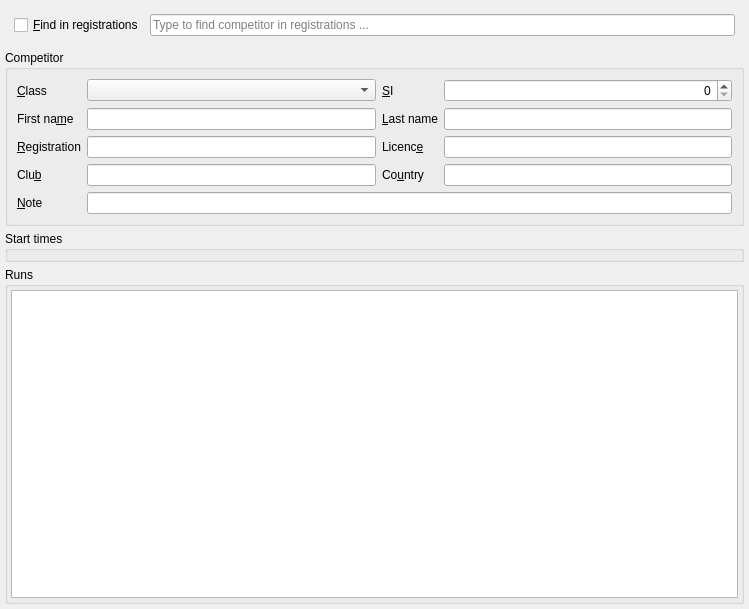
Old version of the form quickevent/app/quickevent/plugins/Competitors/src/competitorwidget.ui in the repository Quick-Event/quickbox.
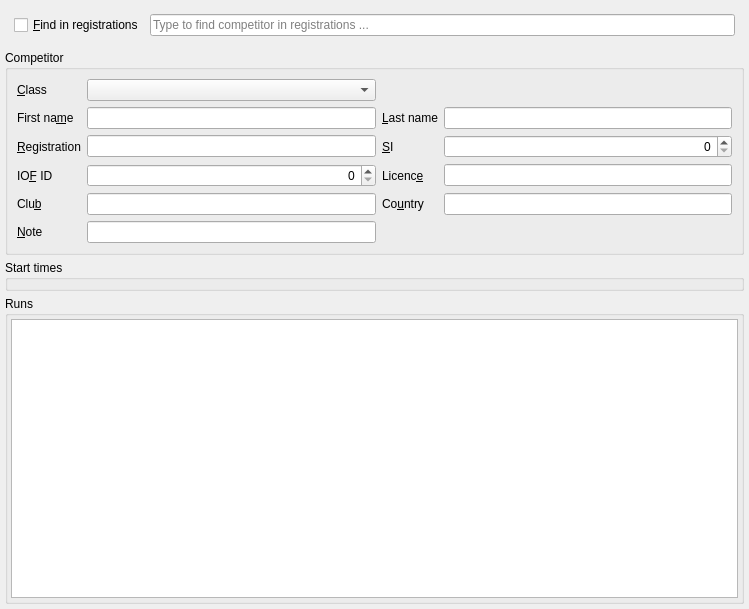
New version of the form. Custom widgets are drawn as their Qt base class.

Commit message: IOF ID edit-box added to competitor widget

Diff of the .ui file:
```diff
--- a/quickevent/app/quickevent/plugins/Competitors/src/competitorwidget.ui
+++ b/quickevent/app/quickevent/plugins/Competitors/src/competitorwidget.ui
@@ -58,7 +58,7 @@
       <string>Competitor</string>
      </property>
      <layout class="QGridLayout" name="gridLayout_2">
-      <item row="1" column="1">
+      <item row="1" column="0">
        <widget class="QLabel" name="label">
         <property name="text">
          <string>&amp;Class</string>
@@ -68,34 +68,7 @@
         </property>
        </widget>
       </item>
-      <item row="1" column="2">
-       <widget class="qf::qmlwidgets::ForeignKeyComboBox" name="cbxClass">
-        <property name="dataId" stdset="0">
-         <string notr="true">competitors.classId</string>
-        </property>
-       </widget>
-      </item>
-      <item row="1" column="3">
-       <widget class="QLabel" name="label_2">
-        <property name="text">
-         <string>&amp;SI</string>
-        </property>
-        <property name="buddy">
-         <cstring>edSiId</cstring>
-        </property>
-       </widget>
-      </item>
-      <item row="1" column="4">
-       <widget class="quickevent::gui::si::SiIdEdit" name="edSiId">
-        <property name="alignment">
-         <set>Qt::AlignRight|Qt::AlignTrailing|Qt::AlignVCenter</set>
-        </property>
-        <property name="dataId" stdset="0">
-         <string notr="true">competitors.siId</string>
-        </property>
-       </widget>
-      </item>
-      <item row="2" column="1">
+      <item row="2" column="0">
        <widget class="QLabel" name="label_3">
         <property name="text">
          <string>First na&amp;me</string>
@@ -105,31 +78,7 @@
         </property>
        </widget>
       </item>
-      <item row="2" column="2">
-       <widget class="qf::qmlwidgets::LineEdit" name="lineEdit_2">
-        <property name="dataId" stdset="0">
-         <string notr="true">competitors.firstName</string>
-        </property>
-       </widget>
-      </item>
-      <item row="2" column="3">
-       <widget class="QLabel" name="label_4">
-        <property name="text">
-         <string>&amp;Last name</string>
-        </property>
-        <property name="buddy">
-         <cstring>lineEdit_3</cstring>
-        </property>
-       </widget>
-      </item>
-      <item row="2" column="4">
-       <widget class="qf::qmlwidgets::LineEdit" name="lineEdit_3">
-        <property name="dataId" stdset="0">
-         <string notr="true">competitors.lastName</string>
-        </property>
-       </widget>
-      </item>
-      <item row="3" column="1">
+      <item row="3" column="0">
        <widget class="QLabel" name="label_6">
         <property name="text">
          <string>&amp;Registration</string>
@@ -139,24 +88,17 @@
         </property>
        </widget>
       </item>
-      <item row="3" column="3">
-       <widget class="QLabel" name="label_5">
+      <item row="4" column="0">
+       <widget class="QLabel" name="label_10">
         <property name="text">
-         <string>Licenc&amp;e</string>
+         <string>IO&amp;F ID</string>
         </property>
         <property name="buddy">
          <cstring>lineEdit_5</cstring>
         </property>
        </widget>
       </item>
-      <item row="3" column="4">
-       <widget class="qf::qmlwidgets::LineEdit" name="lineEdit_5">
-        <property name="dataId" stdset="0">
-         <string notr="true">competitors.licence</string>
-        </property>
-       </widget>
-      </item>
-      <item row="4" column="1">
+      <item row="5" column="0">
        <widget class="QLabel" name="label_7">
         <property name="text">
          <string>Clu&amp;b</string>
@@ -166,14 +108,95 @@
         </property>
        </widget>
       </item>
-      <item row="4" column="2">
+      <item row="6" column="0">
+       <widget class="QLabel" name="label_9">
+        <property name="text">
+         <string>&amp;Note</string>
+        </property>
+        <property name="buddy">
+         <cstring>lineEdit_8</cstring>
+        </property>
+       </widget>
+      </item>
+      <item row="1" column="1">
+       <widget class="qf::qmlwidgets::ForeignKeyComboBox" name="cbxClass">
+        <property name="dataId" stdset="0">
+         <string notr="true">competitors.classId</string>
+        </property>
+       </widget>
+      </item>
+      <item row="2" column="1">
+       <widget class="qf::qmlwidgets::LineEdit" name="lineEdit_2">
+        <property name="dataId" stdset="0">
+         <string notr="true">competitors.firstName</string>
+        </property>
+       </widget>
+      </item>
+      <item row="3" column="1">
+       <widget class="qf::qmlwidgets::LineEdit" name="lineEdit_4">
+        <property name="dataId" stdset="0">
+         <string notr="true">competitors.registration</string>
+        </property>
+       </widget>
+      </item>
+      <item row="4" column="1">
+       <widget class="qf::qmlwidgets::SpinBox" name="edIofId">
+        <property name="alignment">
+         <set>Qt::AlignRight|Qt::AlignTrailing|Qt::AlignVCenter</set>
+        </property>
+        <property name="maximum">
+         <number>999999999</number>
+        </property>
+        <property name="dataId" stdset="0">
+         <string notr="true">competitors.iofId</string>
+        </property>
+       </widget>
+      </item>
+      <item row="5" column="1">
        <widget class="qf::qmlwidgets::LineEdit" name="lineEdit_6">
         <property name="dataId" stdset="0">
          <string notr="true">competitors.club</string>
         </property>
        </widget>
       </item>
-      <item row="4" column="3">
+      <item row="6" column="1">
+       <widget class="qf::qmlwidgets::LineEdit" name="lineEdit_8">
+        <property name="dataId" stdset="0">
+         <string notr="true">competitors.note</string>
+        </property>
+       </widget>
+      </item>
+      <item row="2" column="2">
+       <widget class="QLabel" name="label_4">
+        <property name="text">
+         <string>&amp;Last name</string>
+        </property>
+        <property name="buddy">
+         <cstring>lineEdit_3</cstring>
+        </property>
+       </widget>
+      </item>
+      <item row="3" column="2">
+       <widget class="QLabel" name="label_2">
+        <property name="text">
+         <string>&amp;SI</string>
+        </property>
+        <property name="buddy">
+         <cstring>edSiId</cstring>
+        </property>
+       </widget>
+      </item>
+      <item row="4" column="2">
+       <widget class="QLabel" name="label_5">
+        <property name="text">
+         <string>Licenc&amp;e</string>
+        </property>
+        <property name="buddy">
+         <cstring>lineEdit_5</cstring>
+        </property>
+       </widget>
+      </item>
+      <item row="5" column="2">
        <widget class="QLabel" name="label_8">
         <property name="text">
          <string>Co&amp;untry</string>
@@ -183,37 +206,37 @@
         </property>
        </widget>
       </item>
-      <item row="4" column="4">
+      <item row="2" column="3">
+       <widget class="qf::qmlwidgets::LineEdit" name="lineEdit_3">
+        <property name="dataId" stdset="0">
+         <string notr="true">competitors.lastName</string>
+        </property>
+       </widget>
+      </item>
+      <item row="3" column="3">
+       <widget class="quickevent::gui::si::SiIdEdit" name="edSiId">
+        <property name="alignment">
+         <set>Qt::AlignRight|Qt::AlignTrailing|Qt::AlignVCenter</set>
+        </property>
+        <property name="dataId" stdset="0">
+         <string notr="true">competitors.siId</string>
+        </property>
+       </widget>
+      </item>
+      <item row="4" column="3">
+       <widget class="qf::qmlwidgets::LineEdit" name="lineEdit_5">
+        <property name="dataId" stdset="0">
+         <string notr="true">competitors.licence</string>
+        </property>
+       </widget>
+      </item>
+      <item row="5" column="3">
        <widget class="qf::qmlwidgets::LineEdit" name="lineEdit_7">
         <property name="dataId" stdset="0">
          <string notr="true">competitors.country</string>
         </property>
        </widget>
       </item>
-      <item row="5" column="1">
-       <widget class="QLabel" name="label_9">
-        <property name="text">
-         <string>&amp;Note</string>
-        </property>
-        <property name="buddy">
-         <cstring>lineEdit_8</cstring>
-        </property>
-       </widget>
-      </item>
-      <item row="5" column="2" colspan="3">
-       <widget class="qf::qmlwidgets::LineEdit" name="lineEdit_8">
-        <property name="dataId" stdset="0">
-         <string notr="true">competitors.note</string>
-        </property>
-       </widget>
-      </item>
-      <item row="3" column="2">
-       <widget class="qf::qmlwidgets::LineEdit" name="lineEdit_4">
-        <property name="dataId" stdset="0">
-         <string notr="true">competitors.registration</string>
-        </property>
-       </widget>
-      </item>
      </layout>
     </widget>
    </item>
@@ -285,6 +308,11 @@
    <extends>QLineEdit</extends>
    <header location="global">plugins/Competitors/src/findregistrationedit.h</header>
   </customwidget>
+  <customwidget>
+   <class>qf::qmlwidgets::SpinBox</class>
+   <extends>QSpinBox</extends>
+   <header location="global">qf/qmlwidgets/spinbox.h</header>
+  </customwidget>
  </customwidgets>
  <tabstops>
   <tabstop>cbxClass</tabstop>
```
Left out of the diff: 7 changed lines with no effect on the pictures. The commit also changes 1 other file.
